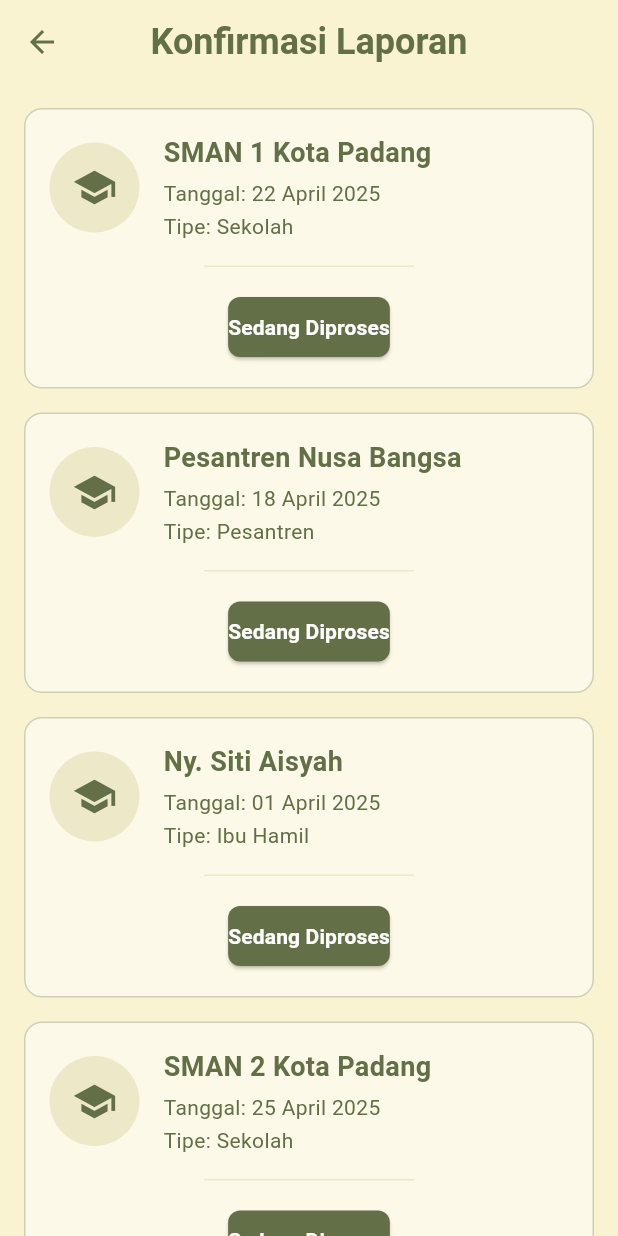
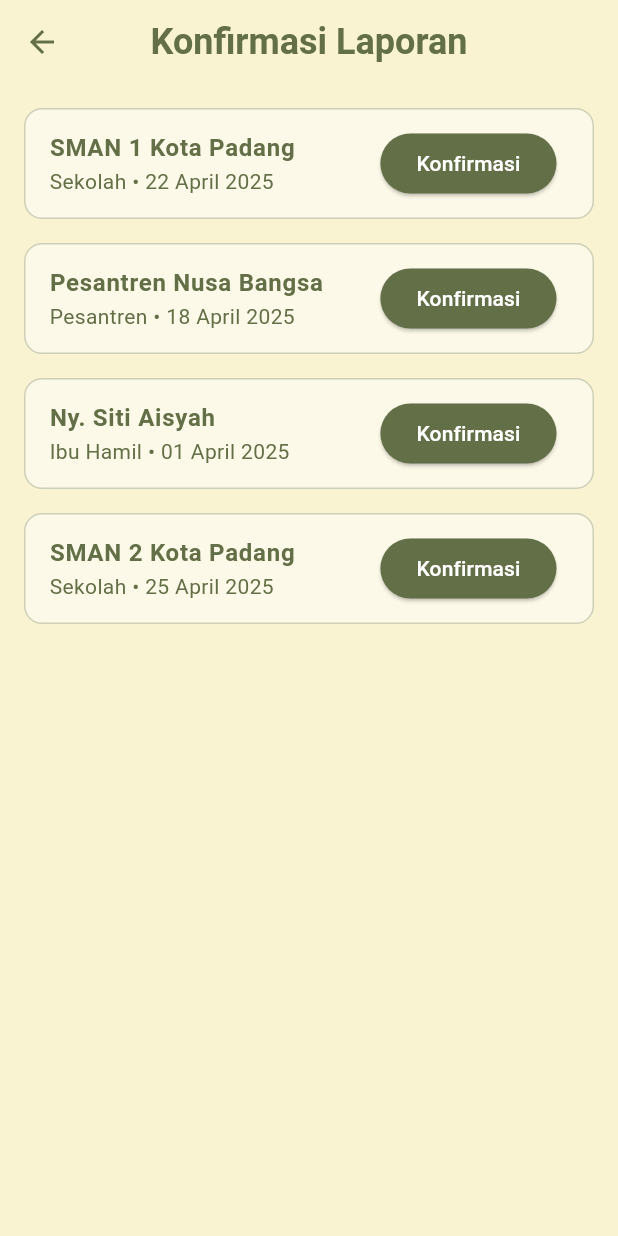
Before and after one commit to ipaddr/MPLJJ25-138-KEL-8, a Flutter app: the NotifikasiPage screen opened directly, after a tap on "Konfirmasi Laporan Pengajuan", on a phone screen of 412 x 824 dp. Run offline on Flutter 3.47's test engine with Material 3 defaults, Android fonts, the phone set to English and light mode, and no system bars; our stand-ins replace cloud_firestore, firebase_auth, firebase_core, firebase_storage, google_maps_flutter, image_picker and 3 more; accounts and stored records are empty.

Commit message:
perbaikan halaman konfirmasi laporan

```diff
--- a/semaikan/lib/petugas distribusi/notifikasi.dart
+++ b/semaikan/lib/petugas distribusi/notifikasi.dart
@@ -37,12 +37,8 @@ class _NotifikasiPageState extends State<NotifikasiPage> {
           child: Column(
             crossAxisAlignment: CrossAxisAlignment.start,
             children: [
-              // Banner Konfirmasi Laporan Pengajuan
               _buildConfirmationBanner(),
-
               const SizedBox(height: 24),
-
-              // Hari Ini
               const Text(
                 'Hari Ini',
                 style: TextStyle(
@@ -52,20 +48,13 @@ class _NotifikasiPageState extends State<NotifikasiPage> {
                 ),
               ),
               const SizedBox(height: 12),
-
-              // Daftar notifikasi hari ini
               ListView.builder(
                 shrinkWrap: true,
                 physics: const NeverScrollableScrollPhysics(),
                 itemCount: 3,
-                itemBuilder: (context, index) {
-                  return _buildNotificationItem();
-                },
+                itemBuilder: (context, index) => _buildNotificationItem(),
               ),
-
               const SizedBox(height: 24),
-
-              // 7 Hari Terakhir
               const Text(
                 '7 Hari Terakhir',
                 style: TextStyle(
@@ -75,15 +64,11 @@ class _NotifikasiPageState extends State<NotifikasiPage> {
                 ),
               ),
               const SizedBox(height: 12),
-
-              // Daftar notifikasi 7 hari terakhir
               ListView.builder(
                 shrinkWrap: true,
                 physics: const NeverScrollableScrollPhysics(),
                 itemCount: 5,
-                itemBuilder: (context, index) {
-                  return _buildNotificationItem();
-                },
+                itemBuilder: (context, index) => _buildNotificationItem(),
               ),
             ],
           ),
@@ -92,11 +77,9 @@ class _NotifikasiPageState extends State<NotifikasiPage> {
     );
   }
 
-  // Widget untuk banner konfirmasi laporan
   Widget _buildConfirmationBanner() {
     return GestureDetector(
       onTap: () {
-        // Navigasi ke halaman konfirmasi laporan
         Navigator.push(
           context,
           MaterialPageRoute(
@@ -116,7 +99,6 @@ class _NotifikasiPageState extends State<NotifikasiPage> {
         ),
         child: Row(
           children: [
-            // Ikon notifikasi (menggunakan gambar stack untuk efek 3D)
             Stack(
               children: [
                 Container(
@@ -153,10 +135,7 @@ class _NotifikasiPageState extends State<NotifikasiPage> {
                 ),
               ],
             ),
-
             const SizedBox(width: 16),
-
-            // Teks
             Expanded(
               child: Column(
                 crossAxisAlignment: CrossAxisAlignment.start,
@@ -177,8 +156,6 @@ class _NotifikasiPageState extends State<NotifikasiPage> {
                 ],
               ),
             ),
-
-            // Ikon panah kanan
             const Icon(
               Icons.arrow_forward_ios,
               size: 16,
@@ -190,14 +167,12 @@ class _NotifikasiPageState extends State<NotifikasiPage> {
     );
   }
 
-  // Widget untuk item notifikasi
   Widget _buildNotificationItem() {
     return Container(
       margin: const EdgeInsets.only(bottom: 16),
       child: Row(
         crossAxisAlignment: CrossAxisAlignment.start,
         children: [
-          // Ikon dokumen
           Container(
             width: 40,
             height: 40,
@@ -211,10 +186,7 @@ class _NotifikasiPageState extends State<NotifikasiPage> {
               size: 24,
             ),
           ),
-
           const SizedBox(width: 12),
-
-          // Konten notifikasi
           Expanded(
             child: Column(
               crossAxisAlignment: CrossAxisAlignment.start,
@@ -241,8 +213,6 @@ class _NotifikasiPageState extends State<NotifikasiPage> {
   }
 }
 
-// Halaman konfirmasi laporan (mirip konfirmasi follow Instagram)
-
 class KonfirmasiLaporanPage extends StatefulWidget {
   const KonfirmasiLaporanPage({super.key});
 
@@ -251,10 +221,7 @@ class KonfirmasiLaporanPage extends StatefulWidget {
 }
 
 class _KonfirmasiLaporanPageState extends State<KonfirmasiLaporanPage> {
-  // List untuk menampung data permintaan
   List<Map<String, dynamic>> _requestList = [];
-
-  // List untuk menampung ID yang sudah diproses
   List<int> _processedIds = [];
 
   @override
@@ -263,7 +230,6 @@ class _KonfirmasiLaporanPageState extends State<KonfirmasiLaporanPage> {
     _loadRequests();
   }
 
-  // Fungsi untuk memuat permintaan (simulasi data)
   void _loadRequests() {
     setState(() {
       _requestList = [
@@ -299,7 +265,6 @@ class _KonfirmasiLaporanPageState extends State<KonfirmasiLaporanPage> {
     });
   }
 
-  // Fungsi untuk memproses permintaan
   void _processRequest(int id) {
     setState(() {
       final index = _requestList.indexWhere((request) => request['id'] == id);
@@ -308,8 +273,6 @@ class _KonfirmasiLaporanPageState extends State<KonfirmasiLaporanPage> {
         _processedIds.add(id);
       }
     });
-
-    // Tampilkan snackbar konfirmasi
     ScaffoldMessenger.of(context).showSnackBar(
       const SnackBar(
         content: Text('Permintaan berhasil dikonfirmasi'),
@@ -357,7 +320,6 @@ class _KonfirmasiLaporanPageState extends State<KonfirmasiLaporanPage> {
                   final bool isProcessed = _processedIds.contains(
                     request['id'],
                   );
-
                   return Container(
                     margin: const EdgeInsets.only(bottom: 16),
                     decoration: BoxDecoration(
@@ -368,107 +330,32 @@ class _KonfirmasiLaporanPageState extends State<KonfirmasiLaporanPage> {
                         width: 1,
                       ),
                     ),
-                    child: Column(
-                      children: [
-                        // Header dengan informasi permintaan
-                        Padding(
-                          padding: const EdgeInsets.all(16),
-                          child: Row(
-                            children: [
-                              Container(
-                                width: 60,
-                                height: 60,
-                                decoration: BoxDecoration(
-                                  color: const Color(0xFFECE8C8),
-                                  borderRadius: BorderRadius.circular(30),
-                                ),
-                                child: const Icon(
-                                  Icons.school,
-                                  color: Color(0xFF626F47),
-                                  size: 30,
-                                ),
-                              ),
-                              const SizedBox(width: 16),
-                              Expanded(
-                                child: Column(
-                                  crossAxisAlignment: CrossAxisAlignment.start,
-                                  children: [
-                                    Text(
+                    child: ListTile(
+                      title: Text(
                         request['name'],
                         style: const TextStyle(
-                                        fontSize: 18,
                           fontWeight: FontWeight.bold,
                           color: Color(0xFF626F47),
                         ),
                       ),
-                                    const SizedBox(height: 4),
-                                    Text(
-                                      'Tanggal: ${request['date']}',
-                                      style: const TextStyle(
-                                        fontSize: 14,
-                                        color: Color(0xFF626F47),
+                      subtitle: Text(
+                        '${request['type']} • ${request['date']}',
+                        style: const TextStyle(color: Color(0xFF626F47)),
                       ),
-                                    ),
-                                    const SizedBox(height: 2),
-                                    Text(
-                                      'Tipe: ${request['type']}',
-                                      style: const TextStyle(
-                                        fontSize: 14,
-                                        color: Color(0xFF626F47),
-                                      ),
-                                    ),
-                                  ],
-                                ),
-                              ),
-                            ],
-                          ),
-                        ),
-                        // Status atau tombol aksi
-                        Container(
-                          padding: const EdgeInsets.all(16),
-                          decoration: const BoxDecoration(
-                            border: Border(
-                              top: BorderSide(
-                                color: Color(0xFFECE8C8),
-                                width: 1,
-                              ),
-                            ),
-                          ),
-                          child:
+                      trailing:
                           isProcessed
-                                  ? Center(
-                                    child: Text(
-                                      'Status: ${request['status']}',
-                                      style: const TextStyle(
-                                        fontSize: 16,
-                                        fontWeight: FontWeight.bold,
-                                        color: Colors.orange,
-                                      ),
-                                    ),
+                              ? const Text(
+                                'Sedang diproses',
+                                style: TextStyle(color: Colors.orange),
                               )
                               : ElevatedButton(
-                                    onPressed:
-                                        () => _processRequest(request['id']),
                                 style: ElevatedButton.styleFrom(
                                   backgroundColor: const Color(0xFF626F47),
                                   foregroundColor: Colors.white,
-                                      shape: RoundedRectangleBorder(
-                                        borderRadius: BorderRadius.circular(8),
                                 ),
-                                      padding: const EdgeInsets.symmetric(
-                                        vertical: 10,
+                                onPressed: () => _processRequest(request['id']),
+                                child: const Text('Konfirmasi'),
                               ),
-                                    ),
-                                    child: const Text(
-                                      'Sedang Diproses',
-                                      style: TextStyle(
-                                        fontSize: 14,
-                                        fontWeight: FontWeight.bold,
-                                      ),
-                                    ),
-                                  ),
-                        ),
-                      ],
                     ),
                   );
                 },
```
Lines whose indentation alone changed are shown as unchanged.
